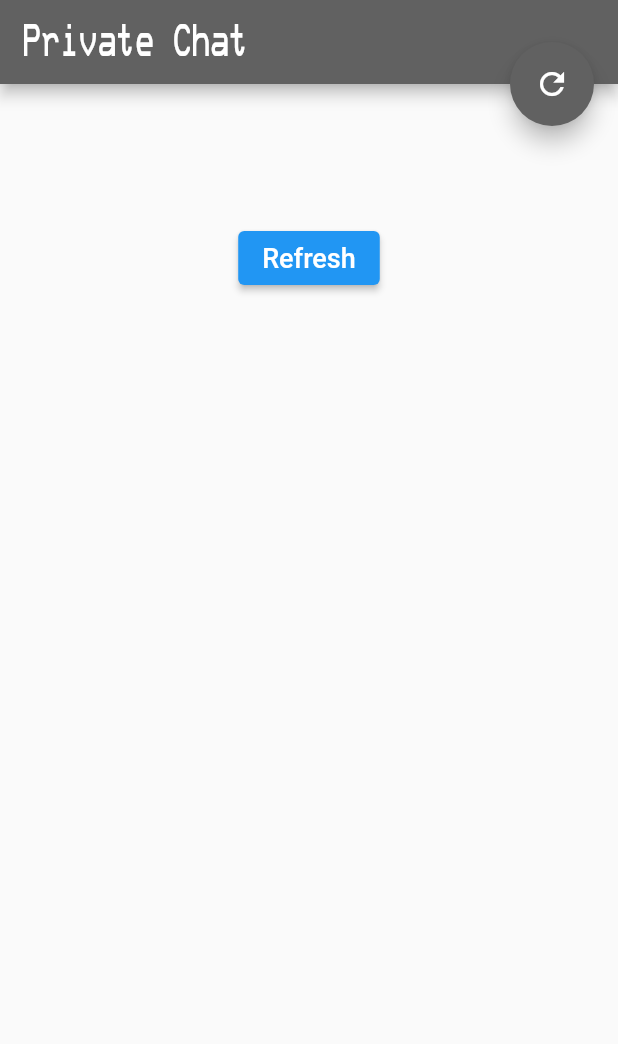
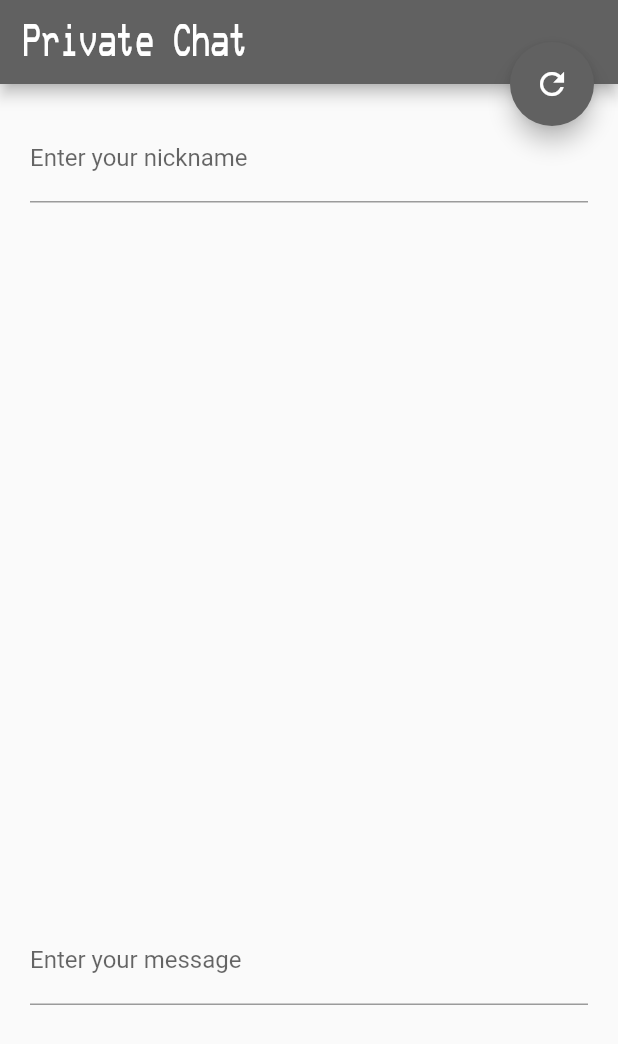
Before and after one commit to leonardosabino/chat-app, a Flutter app: the screen it shows after launch, on a phone screen of 412 x 824 dp. Shown: the top 1044 px of the screen. Run offline on Flutter 3.47's test engine with Material 2 defaults, Android fonts, the phone set to English and light mode, and no system bars.

Commit message:
add send message feature

```diff
--- a/lib/main.dart
+++ b/lib/main.dart
@@ -1,13 +1,16 @@
 import 'dart:convert';
 
+import 'package:app_chat/model/message.dart';
 import 'package:flutter/material.dart';
 import 'package:http/http.dart' as http;
 
 void main() {
-  runApp(Main());
+  runApp(const Main());
 }
 
 class Main extends StatelessWidget {
+  const Main({Key? key}) : super(key: key);
+
   @override
   Widget build(BuildContext context) {
     return MaterialApp(
@@ -52,8 +55,10 @@ class HomePage extends StatefulWidget {
 
 class _HomePageState extends State<HomePage> {
   List<Widget> widgetsMessages = [];
+  final nickNameController = TextEditingController();
+  var _validateNickName = true;
 
-  Future<List<Widget>> getMessages() async {
+  getMessages() async {
     var httpResponse = await http
         .get(Uri.parse('https://mkul-chat-app.herokuapp.com/message'));
     String jsonResponse = utf8.decode(httpResponse.bodyBytes);
@@ -62,22 +67,25 @@ class _HomePageState extends State<HomePage> {
       List<Widget> messages = [];
       List<dynamic> body = jsonDecode(jsonResponse);
       if (body.isEmpty) {
-        return List.generate(
+        setState(() {
+          widgetsMessages = List.generate(
               1,
               (index) => Row(
                     mainAxisAlignment: MainAxisAlignment.center,
                     children: [
                       Text(
                         'Empty messages',
-                      style:
-                          TextStyle(fontSize: 50, color: Colors.grey.shade200),
+                        style: TextStyle(
+                            fontSize: 50, color: Colors.grey.shade200),
                       )
                     ],
                   ));
+        });
+        return;
       }
       messages = List.generate(body.length, (i) {
         return Padding(
-          padding: const EdgeInsets.all(8.0),
+          padding: const EdgeInsets.all(10),
           child: Row(
             children: [
               Expanded(
@@ -98,10 +106,41 @@ class _HomePageState extends State<HomePage> {
           ),
         );
       });
-      return messages;
+      setState(() {
+        widgetsMessages = messages;
+      });
     } else {
       throw Exception('Failed to load message');
     }
+  }
+
+  sendMessage(String? message) async {
+    if (message == null) {
+      setState(() {
+        nickNameController.text.isEmpty
+            ? _validateNickName = false
+            : _validateNickName = true;
+      });
+      return;
+    }
+
+    var data = jsonEncode(<String, String>{
+      'nickName': nickNameController.text,
+      'message': message
+    });
+
+    var httpResponse = await http.post(
+      Uri.parse('https://mkul-chat-app.herokuapp.com/message'),
+      body: data,
+      headers: {"Content-Type": "application/json"},
+    );
+
+    if (httpResponse.statusCode != 200) {
+      debugPrint('Error response: $httpResponse');
+      return;
+    }
+
+    getMessages();
   }
 
   @override
@@ -114,40 +153,32 @@ class _HomePageState extends State<HomePage> {
       floatingActionButton: FloatingActionButton(
         backgroundColor: Theme.of(context).primaryColor,
         onPressed: () {
-          getMessages().then((value) => {
-                setState(() {
-                  widgetsMessages = value;
-                })
-              });
+          getMessages();
         },
         child: const Icon(Icons.refresh),
       ),
-      body: Center(
+      body: SingleChildScrollView(
         child: Column(
           mainAxisAlignment: MainAxisAlignment.center,
           children: <Widget>[
-            ElevatedButton(
-              child: const Text(
-                'Refresh',
-                style: TextStyle(
-                  fontSize: 18,
-                  color: Colors.white,
+            Padding(
+              padding: const EdgeInsets.all(20),
+              child: TextFormField(
+                controller: nickNameController,
+                decoration: InputDecoration(
+                  border: const UnderlineInputBorder(),
+                  labelText: 'Enter your nickname',
+                  errorText:
+                      !_validateNickName ? 'Value can\'t be empty' : null,
                 ),
               ),
-              onPressed: () {
-                getMessages().then((value) => {
-                      setState(() {
-                        widgetsMessages = value;
-                      })
-                    });
-              },
             ),
             Padding(
               padding: const EdgeInsets.all(8.0),
               child: Container(
                 margin: const EdgeInsets.all(10.0),
                 color: Colors.grey[700],
-                height: 500.0,
+                height: 400.0,
                 child: SingleChildScrollView(
                   child: Expanded(
                     child: Wrap(
@@ -156,6 +187,18 @@ class _HomePageState extends State<HomePage> {
                   ),
                 ),
               ),
+            ),
+            Padding(
+              padding: const EdgeInsets.all(20),
+              child: TextField(
+                  keyboardType: TextInputType.multiline,
+                  maxLines: null,
+                  onSubmitted: (value) => sendMessage(value),
+                  textInputAction: TextInputAction.go,
+                  decoration: const InputDecoration(
+                    border: UnderlineInputBorder(),
+                    labelText: 'Enter your message',
+                  )),
             )
           ],
         ),
```
Lines whose indentation alone changed are shown as unchanged.
